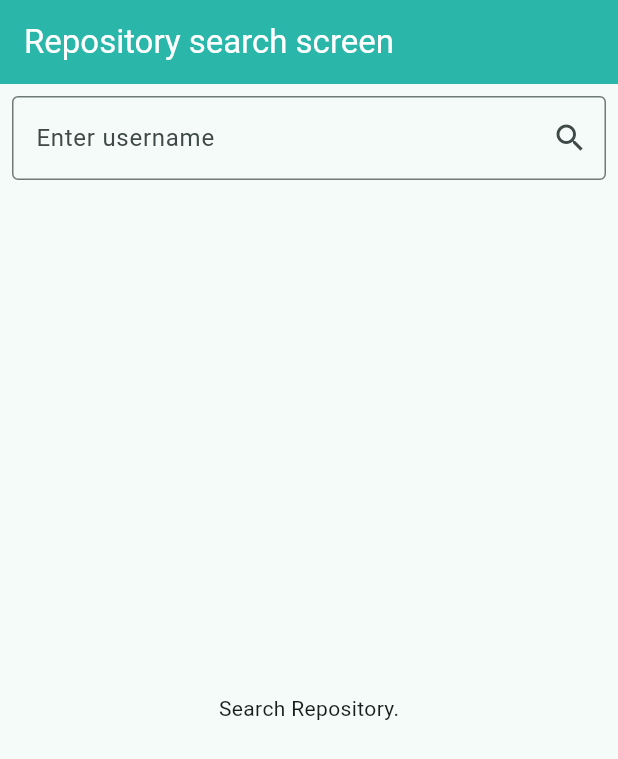
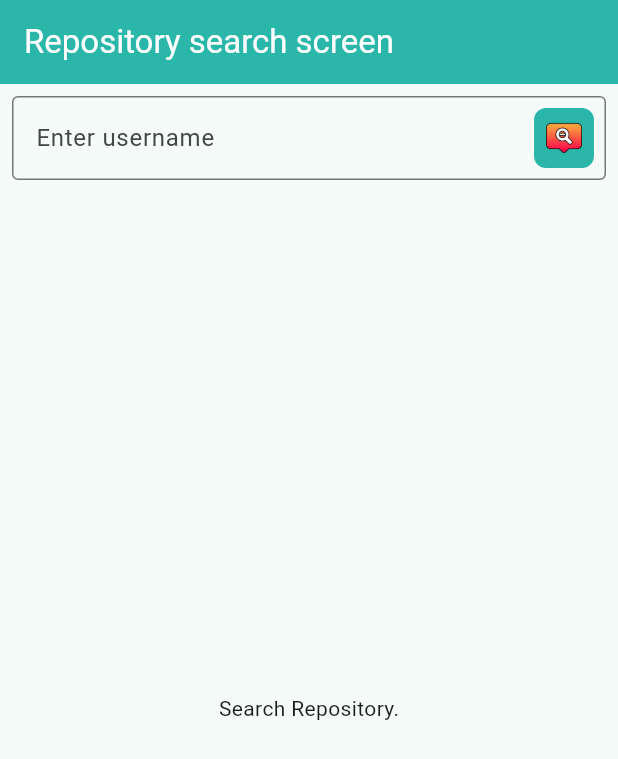
Before and after one commit to vicky-ogutu/Repository_Search, a Flutter app: the screen it shows after launch, on a phone screen of 412 x 824 dp. Shown: the top 759 px of the screen. Run offline on Flutter 3.47's test engine with Material 3 defaults, Android fonts, the phone set to English and light mode, and no system bars; our stand-ins replace flutter_riverpod; Roboto replaces fonts that are missing (Montserrat).

Commit message:
search_icon

```diff
--- a/lib/Screens/home_page.dart
+++ b/lib/Screens/home_page.dart
@@ -41,19 +41,31 @@ class _RepositorySearchScreenState extends ConsumerState<RepositorySearchScreen>
         padding: EdgeInsets.all(8),
         child: Column(
           children: [
+
             TextField(
               controller: searchField,
               decoration: InputDecoration(
                 labelText: "Enter username",
                 border: OutlineInputBorder(),
                 suffixIcon: IconButton(
-                  icon: const Icon(Icons.search_outlined),
-                  onPressed: search,
+                  onPressed: search,  // Calls search function when clicked
+                  icon: Container(
+                    padding: const EdgeInsets.all(8), // Adds spacing inside the container
+                    decoration: BoxDecoration(
+                      color: Theme.of(context).colorScheme.primary,  // Background color
+                      borderRadius: BorderRadius.circular(8),  // Rounded corners
+                    ),
+                    child: Image.asset(
+                      "assets/icons/search_icon.png",
+                      width: 24,
+                      height: 24,
+                    ),
+                  ),
                 ),
+              ),
+              onSubmitted: (_) => search(),
+            ),
 
-              ),
-              onSubmitted: (_) =>search(),
-            ),
             const SizedBox(height: 8),
             Expanded(
               child: repoState.when(
--- a/pubspec.yaml
+++ b/pubspec.yaml
@@ -38,3 +38,4 @@ flutter_icons:
 flutter:
   assets:
        - assets/icons/splash_icon.png
+       - assets/icons/search_icon.png
```
Also changed, not shown: assets/icons/search_icon.png (added).
